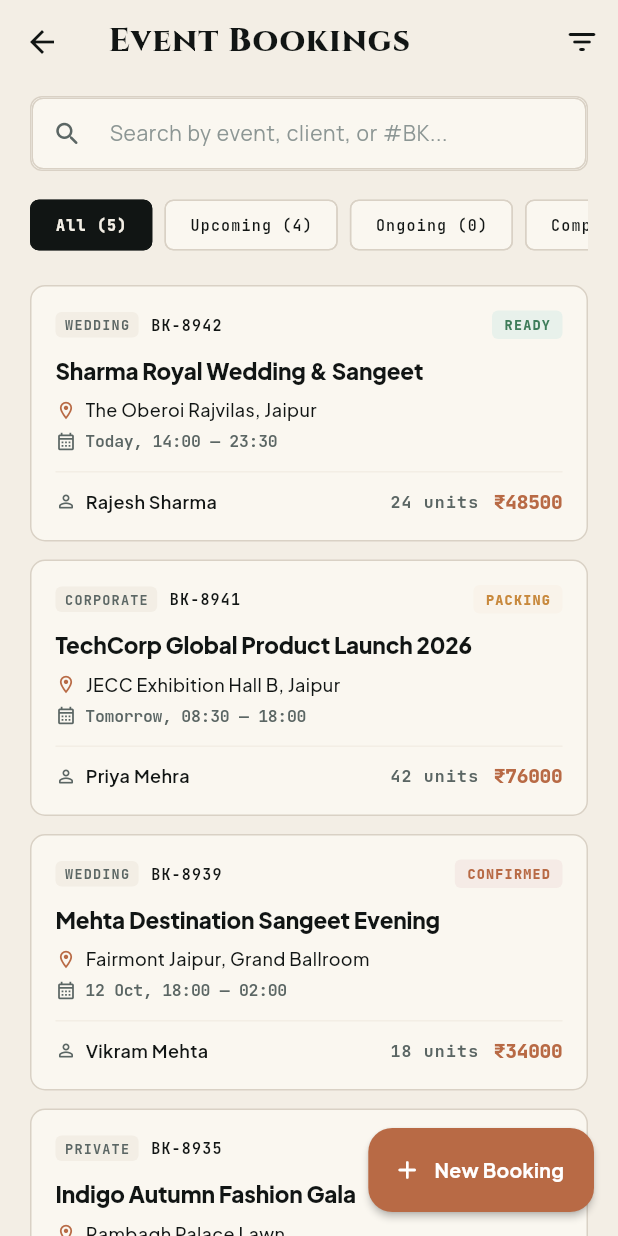
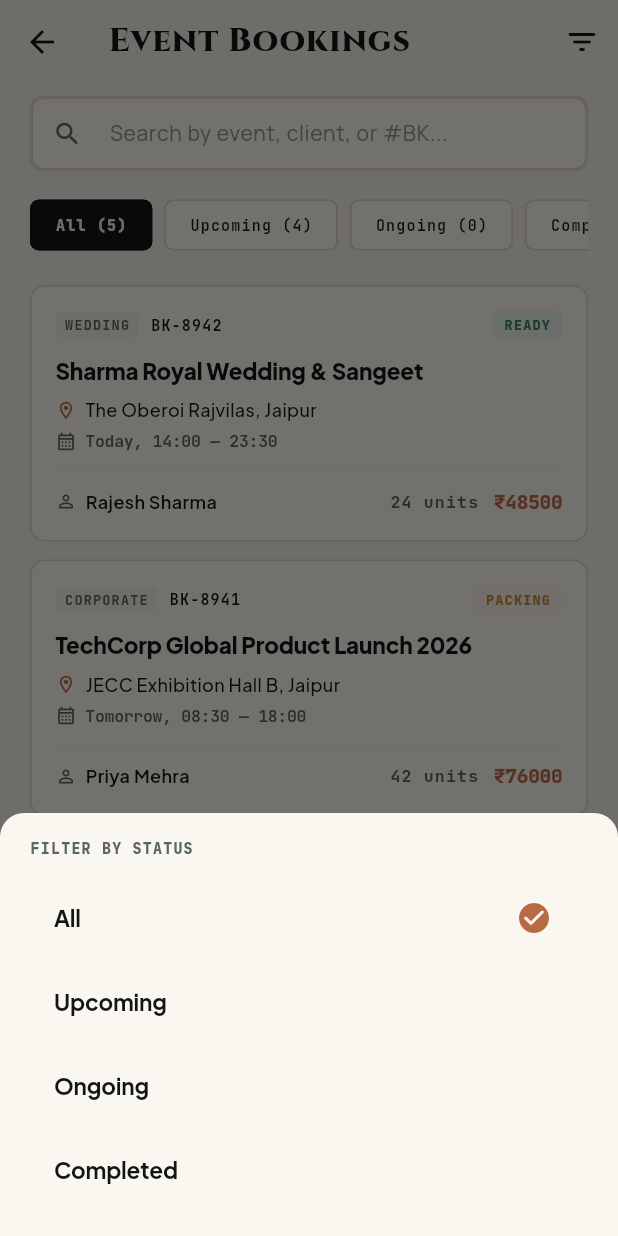
Before and after one commit to kalviumcommunity/SW2627-Flutter-DART-RentMate, a Flutter app: the BookingsListScreen screen opened by its route, after a tap on the "filter list" icon, on a phone screen of 412 x 824 dp. Run offline on Flutter 3.47's test engine with Material 3 defaults, Android fonts, the phone set to English and light mode, and no system bars; our stand-ins replace firebase_core, google_fonts, shared_preferences, web; accounts and stored records are empty.

Commit message:
fix(bookings): wire up AppBar filter button with interactive status modal (GLITCH-03)

```diff
--- a/lib/screens/bookings/bookings_list_screen.dart
+++ b/lib/screens/bookings/bookings_list_screen.dart
@@ -44,6 +44,48 @@ class _BookingsListScreenState extends State<BookingsListScreen> {
     if (mounted) setState(() {});
   }
 
+  void _showFilterBottomSheet(BuildContext context) {
+    showModalBottomSheet(
+      context: context,
+      backgroundColor: AppColors.paper,
+      shape: const RoundedRectangleBorder(
+        borderRadius: BorderRadius.vertical(top: Radius.circular(16)),
+      ),
+      builder: (ctx) => SafeArea(
+        child: Padding(
+          padding: const EdgeInsets.symmetric(horizontal: 20, vertical: 16),
+          child: Column(
+            mainAxisSize: MainAxisSize.min,
+            crossAxisAlignment: CrossAxisAlignment.start,
+            children: [
+              Text(
+                'FILTER BY STATUS',
+                style: AppTextStyles.monoLabel.copyWith(
+                  fontWeight: FontWeight.w800,
+                  color: AppColors.slate,
+                ),
+              ),
+              const SizedBox(height: 12),
+              ...['All', 'Upcoming', 'Ongoing', 'Completed'].map((filter) {
+                final isSelected = _selectedFilter == filter;
+                return ListTile(
+                  title: Text(filter, style: AppTextStyles.cardTitle.copyWith(fontSize: 15)),
+                  trailing: isSelected
+                      ? const Icon(Icons.check_circle_rounded, color: AppColors.burntCopper)
+                      : null,
+                  onTap: () {
+                    setState(() => _selectedFilter = filter);
+                    Navigator.pop(ctx);
+                  },
+                );
+              }),
+            ],
+          ),
+        ),
+      ),
+    );
+  }
+
   @override
   Widget build(BuildContext context) {
     final filteredList = _bookings.where((b) {
@@ -88,7 +130,7 @@ class _BookingsListScreenState extends State<BookingsListScreen> {
         actions: [
           IconButton(
             icon: const Icon(Icons.filter_list_rounded, color: AppColors.inkBlack),
-            onPressed: () {},
+            onPressed: () => _showFilterBottomSheet(context),
             tooltip: 'Filter options',
           ),
         ],
```
Also changed, not shown: 2 other files.
